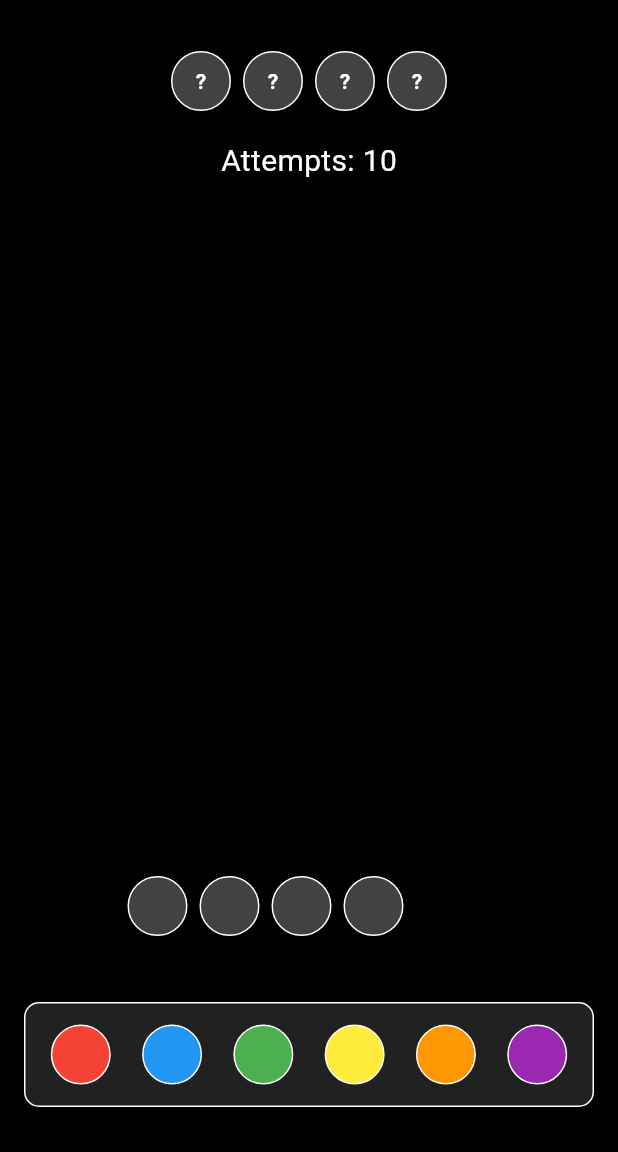
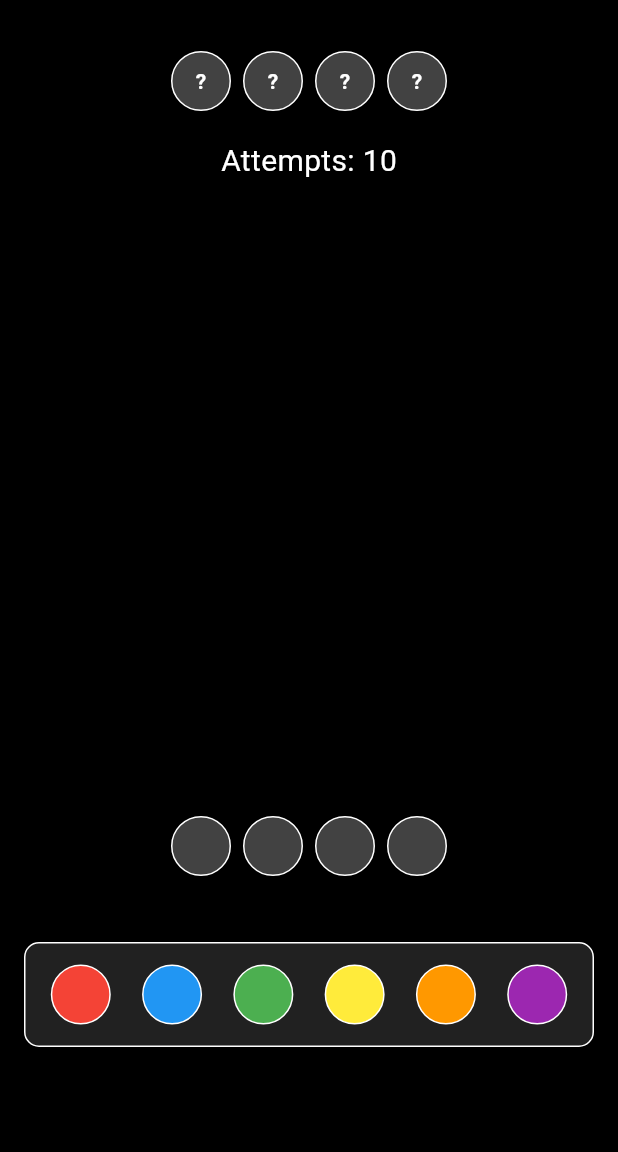
Before and after one commit to gabbor/secret-pattern, a Flutter app: the screen it shows after launch, on a phone screen of 412 x 824 dp, the part 84-1236 px from its top. Run offline on Flutter 3.47's test engine with Material 3 defaults, Android fonts, the light colour scheme and no system bars.

Commit message:
Refactor game UI into reusable widgets

```diff
--- a/lib/main.dart
+++ b/lib/main.dart
@@ -1,7 +1,6 @@
 import 'package:flutter/foundation.dart';
 import 'package:flutter/material.dart';
 import 'dart:math';
-
 
 void main() {
   runApp(MastermindGame());
@@ -101,7 +100,8 @@ class GameScreenState extends State<GameScreen> {
     Random random = Random();
     secretCode = List.generate(4, (_) => colors[random.nextInt(colors.length)]);
     if (kDebugMode) {
-      print("Secret code: ${secretCode.map((color) => colorNames[color]).join(', ')}");
+      print(
+          "Secret code: ${secretCode.map((color) => colorNames[color]).join(', ')}");
     }
   }
 
@@ -153,7 +153,6 @@ class GameScreenState extends State<GameScreen> {
     }
   }
 
-
   void resetGame() {
     setState(() {
       attempts = [];
@@ -177,39 +176,18 @@ class GameScreenState extends State<GameScreen> {
   @override
   Widget build(BuildContext context) {
     return Scaffold(
-      appBar: AppBar(
-        title: Text('Mastermind'),
-        backgroundColor: Colors.deepPurple,
-        actions: [
-          PopupMenuButton<String>(
-            onSelected: (value) {
-              if (value == 'Restart') {
-                resetGame();
-              }
-            },
-            itemBuilder: (context) => [
-              PopupMenuItem(
-                value: 'Restart',
-                child: Text('Restart Game'),
-              ),
-            ],
-          ),
-        ],
+      appBar: CustomAppBar(
+        title: 'Mastermind',
+        onRestart: resetGame,
       ),
       body: Padding(
         padding: const EdgeInsets.symmetric(horizontal: 16.0, vertical: 30.0),
         child: Column(
           children: [
             // Secret Code Display
-            Row(
-              mainAxisAlignment: MainAxisAlignment.center,
-              children: secretCode.map((color) {
-                return ColorCircle(
-                  color: isSecretCodeRevealed ? color : Colors.grey[800]!,
-                  showText: !isSecretCodeRevealed,
-                  text: '?',
-                );
-              }).toList(),
+            SecretCode(
+              secretCode: secretCode,
+              isSecretCodeRevealed: isSecretCodeRevealed,
             ),
             SizedBox(height: 15),
             Text(
@@ -217,47 +195,18 @@ class GameScreenState extends State<GameScreen> {
               style: TextStyle(color: Colors.white, fontSize: 20),
             ),
             SizedBox(height: 10),
-            Expanded(
-              child: ListView.builder(
-                itemCount: attempts.length,
-                itemBuilder: (context, index) {
-                  return Row(
-                    mainAxisAlignment: MainAxisAlignment.center,
-                    children: [
-                      ...attempts[index].map((color) => ColorCircle(
-                        color: color ?? Colors.grey[800]!,
-                        size: 30,
-                      )),
-                      SizedBox(width: 10),
-                      Row(
-                        children: List.generate(currentAttempt.length, (i) {
-                          Color feedbackColor;
-                          if (i < feedbacks[index]["correctPositions"]!) {
-                            feedbackColor = Colors.green; // Correct position
-                          } else if (i <
-                              feedbacks[index]["correctPositions"]! +
-                                  feedbacks[index]["correctColors"]!) {
-                            feedbackColor = Colors.amber; // Correct color
-                          } else {
-                            feedbackColor = Colors.white; // None
-                          }
-                          return ColorCircle(
-                            color: feedbackColor,
-                            size: 15,
-                            borderColor: Colors.grey,
-                          );
-                        }),
-                      ),
-                    ],
-                  );
-                },
-              ),
+            AttemptList(
+              attempts: attempts,
+              feedbacks: feedbacks,
+              currentAttempt: currentAttempt,
             ),
             SizedBox(height: 20),
+            Stack(
+              alignment: Alignment.center,
+              children: [
                 Row(
                   mainAxisAlignment: MainAxisAlignment.center,
-              children: [
-                ...currentAttempt.asMap().entries.map((entry) {
+                  children: currentAttempt.asMap().entries.map((entry) {
                     int index = entry.key;
                     Color? color = entry.value;
                     return GestureDetector(
@@ -272,27 +221,19 @@ class GameScreenState extends State<GameScreen> {
                             currentAttempt[index] = receivedColor.data;
                           });
                         },
-                      builder: (context, candidateData, rejectedData) => ColorCircle(
+                        builder: (context, candidateData, rejectedData) =>
+                            ColorCircle(
                           color: color ?? Colors.grey[800]!,
                         ),
                       ),
                     );
-                }),
-                SizedBox(width: 10),
-                Visibility(
-                  visible: !currentAttempt.contains(null),
-                  maintainSize: true,
-                  maintainAnimation: true,
-                  maintainState: true,
-                  child: ElevatedButton(
-                    style: ElevatedButton.styleFrom(
-                      backgroundColor: Colors.deepPurple,
-                      foregroundColor: Colors.white,
-                      minimumSize: Size(40, 40),
-                      padding: EdgeInsets.zero,
+                  }).toList(),
                 ),
-                    onPressed: submitAttempt,
-                    child: Icon(Icons.check, size: 24, color: Colors.white),
+                Positioned(
+                  right: 0,
+                  child: SubmitButton(
+                    isVisible: !currentAttempt.contains(null),
+                    onSubmit: submitAttempt,
                   ),
                 ),
               ],
@@ -300,7 +241,7 @@ class GameScreenState extends State<GameScreen> {
             SizedBox(height: 20),
             Container(
               padding: EdgeInsets.symmetric(vertical: 10),
-              margin: EdgeInsets.only(top: 20),
+              margin: EdgeInsets.only(top: 20, bottom: 40),
               decoration: BoxDecoration(
                 color: Colors.grey[900],
                 borderRadius: BorderRadius.circular(10),
@@ -336,7 +277,76 @@ class GameScreenState extends State<GameScreen> {
       ),
     );
   }
+}
 
+
+
+class CustomAppBar extends StatelessWidget implements PreferredSizeWidget {
+  final String title;
+  final VoidCallback onRestart;
+
+  const CustomAppBar({
+    super.key,
+    required this.title,
+    required this.onRestart,
+  });
+
+  @override
+  Widget build(BuildContext context) {
+    return AppBar(
+      title: Text(title),
+      backgroundColor: Colors.deepPurple,
+      actions: [
+        PopupMenuButton<String>(
+          onSelected: (value) {
+            if (value == 'Restart') {
+              onRestart();
+            }
+          },
+          itemBuilder: (context) => [
+            const PopupMenuItem(
+              value: 'Restart',
+              child: Text('Restart Game'),
+            ),
+          ],
+        ),
+      ],
+    );
+  }
+
+  @override
+  Size get preferredSize => const Size.fromHeight(kToolbarHeight);
+}
+
+class SubmitButton extends StatelessWidget {
+  final bool isVisible;
+  final VoidCallback onSubmit;
+
+  const SubmitButton({
+    super.key,
+    required this.isVisible,
+    required this.onSubmit,
+  });
+
+  @override
+  Widget build(BuildContext context) {
+    return Visibility(
+      visible: isVisible,
+      maintainSize: true,
+      maintainAnimation: true,
+      maintainState: true,
+      child: ElevatedButton(
+        style: ElevatedButton.styleFrom(
+          backgroundColor: Colors.deepPurple,
+          foregroundColor: Colors.white,
+          minimumSize: const Size(40, 40),
+          padding: EdgeInsets.zero,
+        ),
+        onPressed: onSubmit,
+        child: const Icon(Icons.check, size: 24, color: Colors.white),
+      ),
+    );
+  }
 }
 
 class ColorCircle extends StatelessWidget {
@@ -346,7 +356,8 @@ class ColorCircle extends StatelessWidget {
   final bool showText;
   final String text;
 
-  const ColorCircle({super.key,
+  const ColorCircle({
+    super.key,
     required this.color,
     this.size = 40.0,
     this.borderColor = Colors.white,
@@ -369,10 +380,91 @@ class ColorCircle extends StatelessWidget {
           ? Center(
               child: Text(
                 text,
-          style: TextStyle(color: Colors.white, fontWeight: FontWeight.bold),
+                style:
+                    TextStyle(color: Colors.white, fontWeight: FontWeight.bold),
               ),
             )
           : null,
     );
   }
 }
+
+class SecretCode extends StatelessWidget {
+  final List<Color> secretCode;
+  final bool isSecretCodeRevealed;
+
+  const SecretCode({
+    super.key,
+    required this.secretCode,
+    required this.isSecretCodeRevealed,
+  });
+
+  @override
+  Widget build(BuildContext context) {
+    return Row(
+      mainAxisAlignment: MainAxisAlignment.center,
+      children: secretCode.map((color) {
+        return ColorCircle(
+          color: isSecretCodeRevealed ? color : Colors.grey[800]!,
+          showText: !isSecretCodeRevealed,
+          text: '?',
+        );
+      }).toList(),
+    );
+  }
+}
+
+class AttemptList extends StatelessWidget {
+  final List<List<Color?>> attempts;
+  final List<Map<String, int>> feedbacks;
+  final List<Color?> currentAttempt;
+
+  const AttemptList({
+    super.key,
+    required this.attempts,
+    required this.feedbacks,
+    required this.currentAttempt,
+  });
+
+  @override
+  Widget build(BuildContext context) {
+    return Expanded(
+      child: ListView.builder(
+        itemCount: attempts.length,
+        itemBuilder: (context, index) {
+          return Row(
+            mainAxisAlignment: MainAxisAlignment.center,
+            children: [
+              // Cerchi per i colori degli "attempts"
+              ...attempts[index].map((color) => ColorCircle(
+                    color: color!,
+                    size: 30,
+                  )),
+              const SizedBox(width: 10),
+              // Feedback sui colori e posizioni
+              Row(
+                children: List.generate(currentAttempt.length, (i) {
+                  Color feedbackColor;
+                  if (i < feedbacks[index]["correctPositions"]!) {
+                    feedbackColor = Colors.green; // Posizione corretta
+                  } else if (i <
+                      feedbacks[index]["correctPositions"]! +
+                          feedbacks[index]["correctColors"]!) {
+                    feedbackColor = Colors.amber; // Colore corretto
+                  } else {
+                    feedbackColor = Colors.white; // Nessun match
+                  }
+                  return ColorCircle(
+                    color: feedbackColor,
+                    size: 15,
+                    borderColor: Colors.grey,
+                  );
+                }),
+              ),
+            ],
+          );
+        },
+      ),
+    );
+  }
+}
```
Also changed, not shown: 1 other file. Lines whose indentation alone changed are shown as unchanged.
